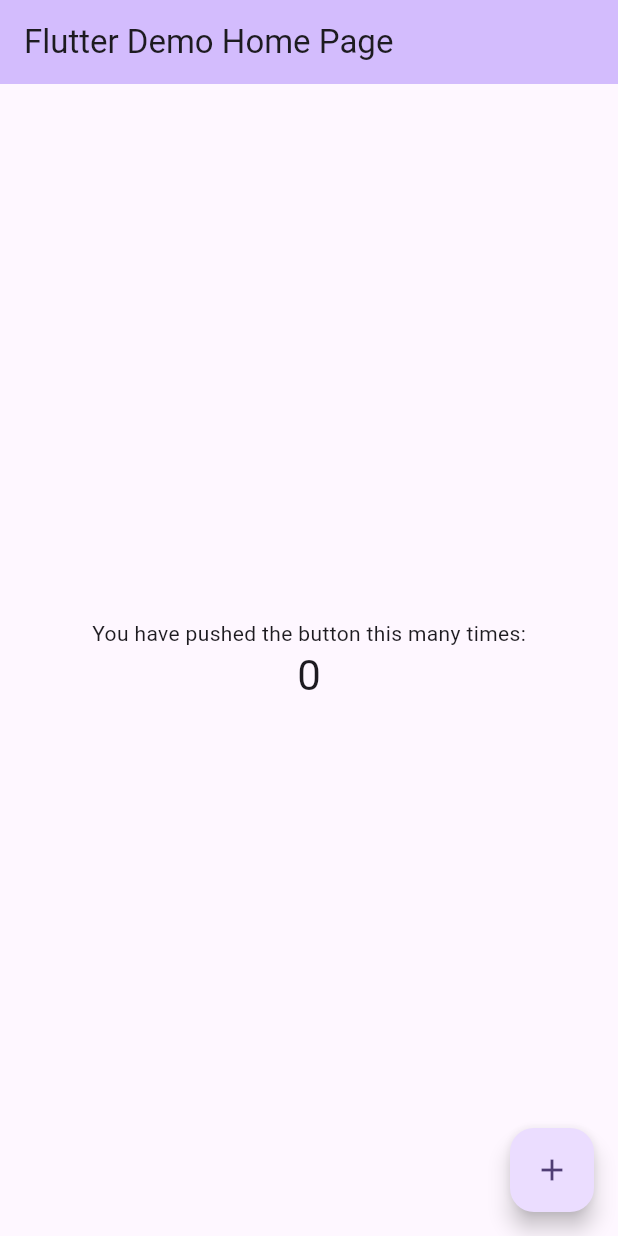
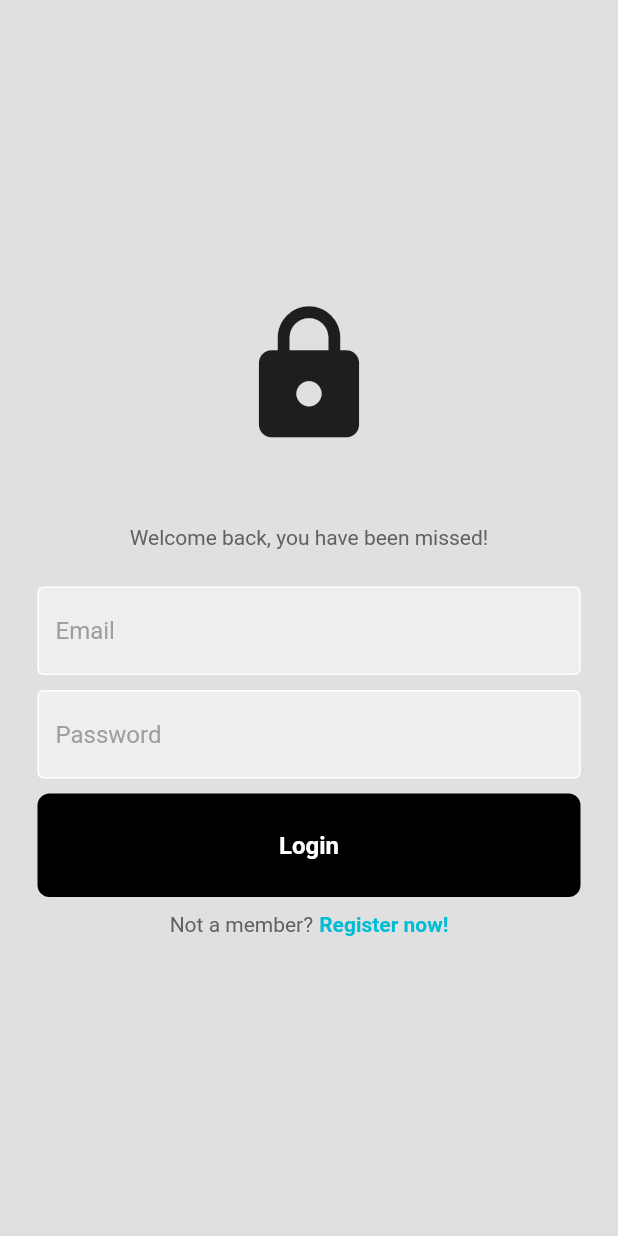
Before and after one commit to Sommos/flutter_social_media_application, a Flutter app: the screen it shows after launch, on a phone screen of 412 x 824 dp. Run offline on Flutter 3.47's test engine with Material 2 defaults, Android fonts, the phone set to English and light mode, and no system bars.

Commit message:
added basic login page UI

```diff
--- /dev/null
+++ b/lib/components/my_button.dart
@@ -0,0 +1,33 @@
+import "package:flutter/material.dart";
+
+class MyButton extends StatelessWidget {
+  final Function()? onTap;
+  final String text;
+
+  const MyButton({
+    super.key,
+    required this.onTap,
+    required this.text,
+  });
+
+  @override
+  Widget build(BuildContext context) {
+    return Container(
+      padding: const EdgeInsets.all(25.0),
+      decoration: BoxDecoration(
+        color: Colors.black,
+        borderRadius: BorderRadius.circular(8.0),
+      ),
+      child: Center(
+        child: Text(
+          text,
+          style: const TextStyle(
+            color: Colors.white,
+            fontWeight: FontWeight.bold,
+            fontSize: 16.0,
+          ),
+        ),
+      ),
+    );
+  }
+}
--- /dev/null
+++ b/lib/components/my_text_field.dart
@@ -0,0 +1,40 @@
+import "package:flutter/material.dart";
+
+class MyTextField extends StatelessWidget {
+  final TextEditingController controller;
+  final String hintText;
+  final bool obscureText;
+
+  const MyTextField({
+    super.key,
+    required this.controller,
+    required this.hintText,
+    required this.obscureText
+  });
+
+  @override
+  Widget build(BuildContext context) {
+    return TextField(
+      controller: controller,
+      obscureText: obscureText,
+      decoration: InputDecoration(
+        enabledBorder: const OutlineInputBorder(
+          borderSide: BorderSide(
+            color: Colors.white,
+          ),
+        ),
+        focusedBorder: const OutlineInputBorder(
+          borderSide: BorderSide(
+            color: Colors.white,
+          ),
+        ),
+        fillColor: Colors.grey.shade200,
+        filled: true,
+        hintText: hintText,
+        hintStyle: TextStyle(
+          color: Colors.grey[500],
+        ),
+      )
+    );
+  }
+}
--- a/lib/main.dart
+++ b/lib/main.dart
@@ -1,4 +1,6 @@
-import 'package:flutter/material.dart';
+import "package:flutter/material.dart";
+
+import "pages/login_page.dart";
 
 void main() {
   runApp(const MyApp());
@@ -7,119 +9,11 @@ void main() {
 class MyApp extends StatelessWidget {
   const MyApp({super.key});
 
-  // This widget is the root of your application.
   @override
   Widget build(BuildContext context) {
     return MaterialApp(
-      title: 'Flutter Demo',
-      theme: ThemeData(
-        // This is the theme of your application.
-        //
-        // TRY THIS: Try running your application with "flutter run". You'll see
-        // the application has a blue toolbar. Then, without quitting the app,
-        // try changing the seedColor in the colorScheme below to Colors.green
-        // and then invoke "hot reload" (save your changes or press the "hot
-        // reload" button in a Flutter-supported IDE, or press "r" if you used
-        // the command line to start the app).
-        //
-        // Notice that the counter didn't reset back to zero; the application
-        // state is not lost during the reload. To reset the state, use hot
-        // restart instead.
-        //
-        // This works for code too, not just values: Most code changes can be
-        // tested with just a hot reload.
-        colorScheme: ColorScheme.fromSeed(seedColor: Colors.deepPurple),
-        useMaterial3: true,
-      ),
-      home: const MyHomePage(title: 'Flutter Demo Home Page'),
+      debugShowCheckedModeBanner: false,
+      home: LoginPage(),
     );
   }
 }
-
-class MyHomePage extends StatefulWidget {
-  const MyHomePage({super.key, required this.title});
-
-  // This widget is the home page of your application. It is stateful, meaning
-  // that it has a State object (defined below) that contains fields that affect
-  // how it looks.
-
-  // This class is the configuration for the state. It holds the values (in this
-  // case the title) provided by the parent (in this case the App widget) and
-  // used by the build method of the State. Fields in a Widget subclass are
-  // always marked "final".
-
-  final String title;
-
-  @override
-  State<MyHomePage> createState() => _MyHomePageState();
-}
-
-class _MyHomePageState extends State<MyHomePage> {
-  int _counter = 0;
-
-  void _incrementCounter() {
-    setState(() {
-      // This call to setState tells the Flutter framework that something has
-      // changed in this State, which causes it to rerun the build method below
-      // so that the display can reflect the updated values. If we changed
-      // _counter without calling setState(), then the build method would not be
-      // called again, and so nothing would appear to happen.
-      _counter++;
-    });
-  }
-
-  @override
-  Widget build(BuildContext context) {
-    // This method is rerun every time setState is called, for instance as done
-    // by the _incrementCounter method above.
-    //
-    // The Flutter framework has been optimized to make rerunning build methods
-    // fast, so that you can just rebuild anything that needs updating rather
-    // than having to individually change instances of widgets.
-    return Scaffold(
-      appBar: AppBar(
-        // TRY THIS: Try changing the color here to a specific color (to
-        // Colors.amber, perhaps?) and trigger a hot reload to see the AppBar
-        // change color while the other colors stay the same.
-        backgroundColor: Theme.of(context).colorScheme.inversePrimary,
-        // Here we take the value from the MyHomePage object that was created by
-        // the App.build method, and use it to set our appbar title.
-        title: Text(widget.title),
-      ),
-      body: Center(
-        // Center is a layout widget. It takes a single child and positions it
-        // in the middle of the parent.
-        child: Column(
-          // Column is also a layout widget. It takes a list of children and
-          // arranges them vertically. By default, it sizes itself to fit its
-          // children horizontally, and tries to be as tall as its parent.
-          //
-          // Column has various properties to control how it sizes itself and
-          // how it positions its children. Here we use mainAxisAlignment to
-          // center the children vertically; the main axis here is the vertical
-          // axis because Columns are vertical (the cross axis would be
-          // horizontal).
-          //
-          // TRY THIS: Invoke "debug painting" (choose the "Toggle Debug Paint"
-          // action in the IDE, or press "p" in the console), to see the
-          // wireframe for each widget.
-          mainAxisAlignment: MainAxisAlignment.center,
-          children: <Widget>[
-            const Text(
-              'You have pushed the button this many times:',
-            ),
-            Text(
-              '$_counter',
-              style: Theme.of(context).textTheme.headlineMedium,
-            ),
-          ],
-        ),
-      ),
-      floatingActionButton: FloatingActionButton(
-        onPressed: _incrementCounter,
-        tooltip: 'Increment',
-        child: const Icon(Icons.add),
-      ), // This trailing comma makes auto-formatting nicer for build methods.
-    );
-  }
-}
--- /dev/null
+++ b/lib/pages/login_page.dart
@@ -0,0 +1,101 @@
+import "package:flutter/material.dart";
+
+import '/components/my_text_field.dart';
+import '/components/my_button.dart';
+
+class LoginPage extends StatefulWidget {
+  const LoginPage({super.key});
+
+  @override
+  State<LoginPage> createState() => _LoginPageState();
+}
+
+class _LoginPageState extends State<LoginPage> {
+  final emailTextController = TextEditingController();
+  final passwordTextController = TextEditingController();
+
+  @override
+  Widget build(BuildContext context) {
+    return Scaffold(
+      backgroundColor: Colors.grey[300],
+      body: SafeArea(
+        child: Center(
+          child: Padding(
+            padding: const EdgeInsets.symmetric(horizontal: 25.0),
+            child: Column(
+              mainAxisAlignment: MainAxisAlignment.center,
+              children: [
+                // lock icon
+                const Icon(
+                  Icons.lock,
+                  size: 100,
+                ),
+
+                const SizedBox(height: 50.0),
+
+                // welcome back text
+                Text(
+                  "Welcome back, you have been missed!",
+                  style: TextStyle(
+                    color: Colors.grey[700],
+                  ),
+                ),
+
+                const SizedBox(height: 25.0),
+
+                // email input field
+                MyTextField(
+                  controller: emailTextController,
+                  hintText: "Email",
+                  obscureText: false,
+                ),
+
+                const SizedBox(height: 10.0),
+
+                // password input field
+                MyTextField(
+                  controller: passwordTextController,
+                  hintText: "Password",
+                  obscureText: true,
+                ),
+
+                const SizedBox(height: 10.0),
+
+                // login button
+                MyButton(onTap: (){}, text: "Login"),
+
+                const SizedBox(height: 10.0),
+
+                // register link text
+                Row(
+                  mainAxisAlignment: MainAxisAlignment.center,
+                  children: [
+                    Text(
+                      "Not a member?",
+                      style: TextStyle(
+                        color: Colors.grey[700],
+                      ),
+                    ),
+
+                    const SizedBox(width: 4.0),
+
+                    GestureDetector(
+                      onTap: (){},
+                      child: const Text(
+                        "Register now!",
+                        style: TextStyle(
+                          fontWeight: FontWeight.bold,
+                          color: Colors.cyan,
+                        ),
+                      ),
+                    ),
+                  ],
+                ),
+              ]
+            ),
+          ),
+        ),
+      ),
+    );
+  }
+}
```
